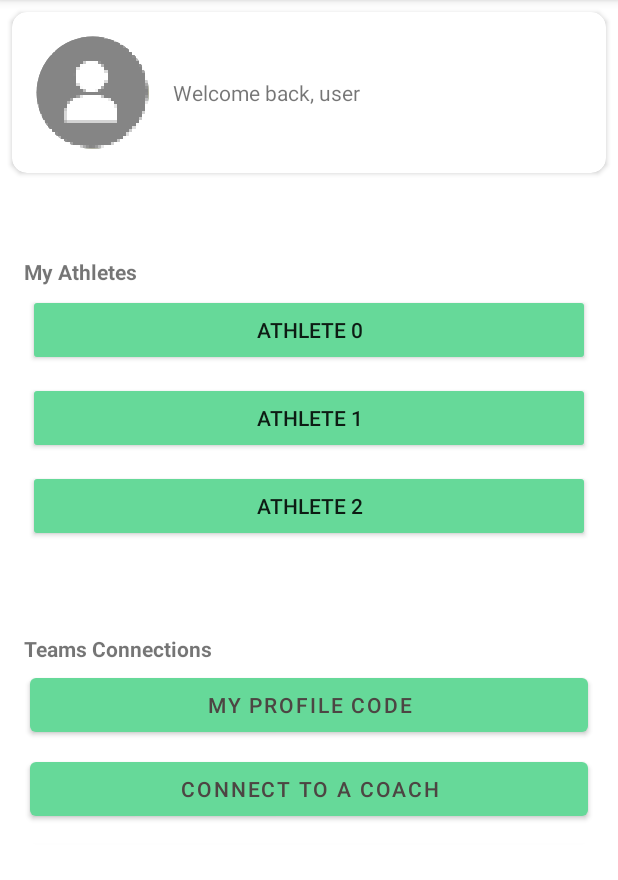
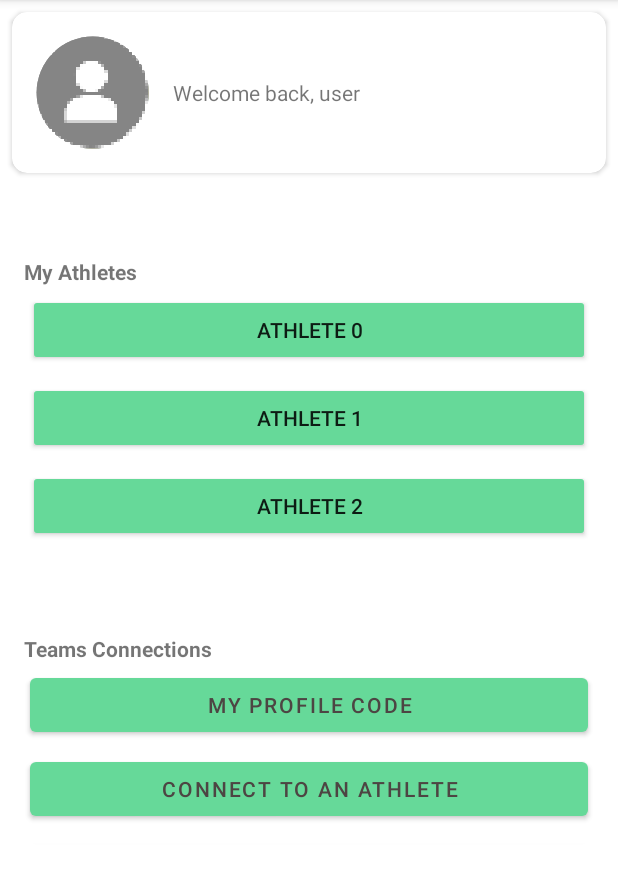
Before and after one commit to ece1778-2021/Dynasway_Concussion, an Android app: the CoachActivity screen opened directly, with no data from a screen before it, on a phone screen of 412 x 824 dp, the part 84-964 px from its top. Run offline under Robolectric (Android 15) with nearby library versions, the phone set to English and light mode, and no system bars; our stand-ins replace Firebase (no records; nobody signed in at launch, a user with empty details on screens opened directly), Picasso; pictures from the network do not load; Roboto replaces fonts that are not available here.

```diff
--- a/app/src/main/java/com/example/dynaswayconcussion/ui/CoachActivity.java
+++ b/app/src/main/java/com/example/dynaswayconcussion/ui/CoachActivity.java
@@ -2,11 +2,8 @@ package com.example.dynaswayconcussion.ui;
 
 import androidx.annotation.NonNull;
 import androidx.appcompat.app.AppCompatActivity;
-import androidx.core.content.ContextCompat;
 
-import android.app.Activity;
 import android.os.Bundle;
-import android.view.ContextThemeWrapper;
 import android.view.View;
 import android.view.ViewGroup;
 import android.widget.Button;
@@ -17,7 +14,6 @@ import android.widget.Toast;
 import com.example.dynaswayconcussion.R;
 import com.google.android.gms.tasks.OnCompleteListener;
 import com.google.android.gms.tasks.Task;
-import com.google.api.Distribution;
 import com.google.firebase.auth.FirebaseAuth;
 import com.google.firebase.firestore.DocumentSnapshot;
 import com.google.firebase.firestore.FirebaseFirestore;
@@ -34,6 +30,9 @@ public class CoachActivity extends AppCompatActivity {
     TextView hello_textview;
     CircularImageView profile_imageview;
 
+    Button profileCodeButton;
+    Button scanCodeButton;
+
     LinearLayout connectionsLayout;
     List<String> athleteUidList = new ArrayList<>();
 
@@ -46,6 +45,22 @@ public class CoachActivity extends AppCompatActivity {
         hello_textview = (TextView) findViewById(R.id.home_hello_textview);
         profile_imageview = (CircularImageView) findViewById(R.id.home_profile_imageview);
         connectionsLayout = (LinearLayout) findViewById(R.id.linearLayoutAthleteList);
+
+        scanCodeButton = findViewById(R.id.coach_connect_button);
+        scanCodeButton.setOnClickListener(new View.OnClickListener() {
+            @Override
+            public void onClick(View v) {
+
+            }
+        });
+
+        profileCodeButton = findViewById(R.id.coach_profile_code_button);
+        profileCodeButton.setOnClickListener(new View.OnClickListener() {
+            @Override
+            public void onClick(View v) {
+
+            }
+        });
 
         athleteUidList.add("GT8ODAet7scHJpt9yNCvetnuqTr1");
         athleteUidList.add("CDevveNn3FMpNcTaRivb2J4AWa62");
--- a/app/src/main/res/layout/activity_coach.xml
+++ b/app/src/main/res/layout/activity_coach.xml
@@ -115,18 +115,18 @@
                         android:textStyle="bold" />
 
                     <Button
-                        android:id="@+id/home_profile_code"
+                        android:id="@+id/coach_profile_code_button"
                         android:layout_width="match_parent"
                         android:layout_height="wrap_content"
                         android:layout_margin="4dp"
                         android:text="My profile code" />
 
                     <Button
-                        android:id="@+id/home_connect_coach"
+                        android:id="@+id/coach_connect_button"
                         android:layout_width="match_parent"
                         android:layout_height="wrap_content"
                         android:layout_margin="4dp"
-                        android:text="Connect to a coach" />
+                        android:text="Connect to an athlete" />
                 </LinearLayout>
             </androidx.cardview.widget.CardView>
 
--- a/app/src/main/res/layout/fragment_home.xml
+++ b/app/src/main/res/layout/fragment_home.xml
@@ -110,14 +110,14 @@
                         android:textStyle="bold" />
 
                     <Button
-                        android:id="@+id/home_profile_code"
+                        android:id="@+id/coach_profile_code_button"
                         android:layout_width="match_parent"
                         android:layout_height="wrap_content"
                         android:layout_margin="4dp"
                         android:text="My profile code" />
 
                     <Button
-                        android:id="@+id/home_connect_coach"
+                        android:id="@+id/coach_connect_button"
                         android:layout_width="match_parent"
                         android:layout_height="wrap_content"
                         android:layout_margin="4dp"
```
Also changed, not shown: app/src/main/java/com/example/dynaswayconcussion/ui/home/HomeFragment.java (+87 -4 lines).
